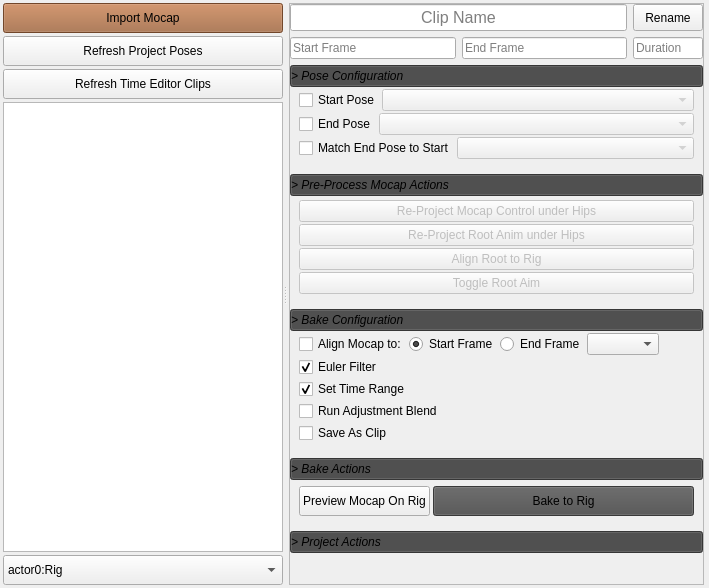
Above: mocap_clipper/ui/mocap_clipper_widget.ui from rBrenick/mocap-clipper before the change. Below: the same form after it.
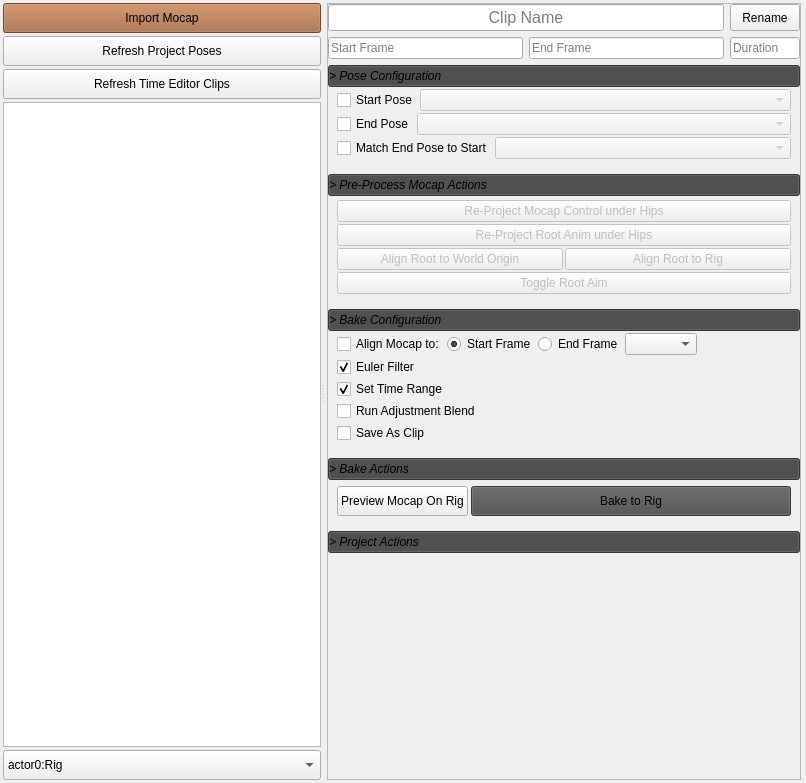
That is the form after the change. Custom widgets are drawn as their Qt base class.

Commit message: added align_mocap_to_world_origin

```diff
--- a/mocap_clipper/ui/mocap_clipper_widget.ui
+++ b/mocap_clipper/ui/mocap_clipper_widget.ui
@@ -6,8 +6,8 @@
    <rect>
     <x>0</x>
     <y>0</y>
-    <width>709</width>
-    <height>588</height>
+    <width>806</width>
+    <height>783</height>
    </rect>
   </property>
   <property name="windowTitle">
@@ -163,8 +163,8 @@
            <rect>
             <x>0</x>
             <y>0</y>
-            <width>390</width>
-            <height>610</height>
+            <width>464</width>
+            <height>775</height>
            </rect>
           </property>
           <layout class="QVBoxLayout" name="verticalLayout">
@@ -487,6 +487,18 @@
                  </widget>
                 </item>
                 <item>
+                 <layout class="QHBoxLayout" name="horizontalLayout_4">
+                  <item>
+                   <widget class="QPushButton" name="align_root_to_origin_BTN">
+                    <property name="enabled">
+                     <bool>false</bool>
+                    </property>
+                    <property name="text">
+                     <string>Align Root to World Origin</string>
+                    </property>
+                   </widget>
+                  </item>
+                  <item>
                  <widget class="QPushButton" name="align_root_to_rig_BTN">
                   <property name="enabled">
                    <bool>false</bool>
@@ -501,6 +513,8 @@
                    <string>Align Root to Rig</string>
                   </property>
                  </widget>
+                  </item>
+                 </layout>
                 </item>
                 <item>
                  <widget class="QPushButton" name="toggle_root_aim_BTN">
```
Lines whose indentation alone changed are shown as unchanged. The commit also changes 4 other files.
